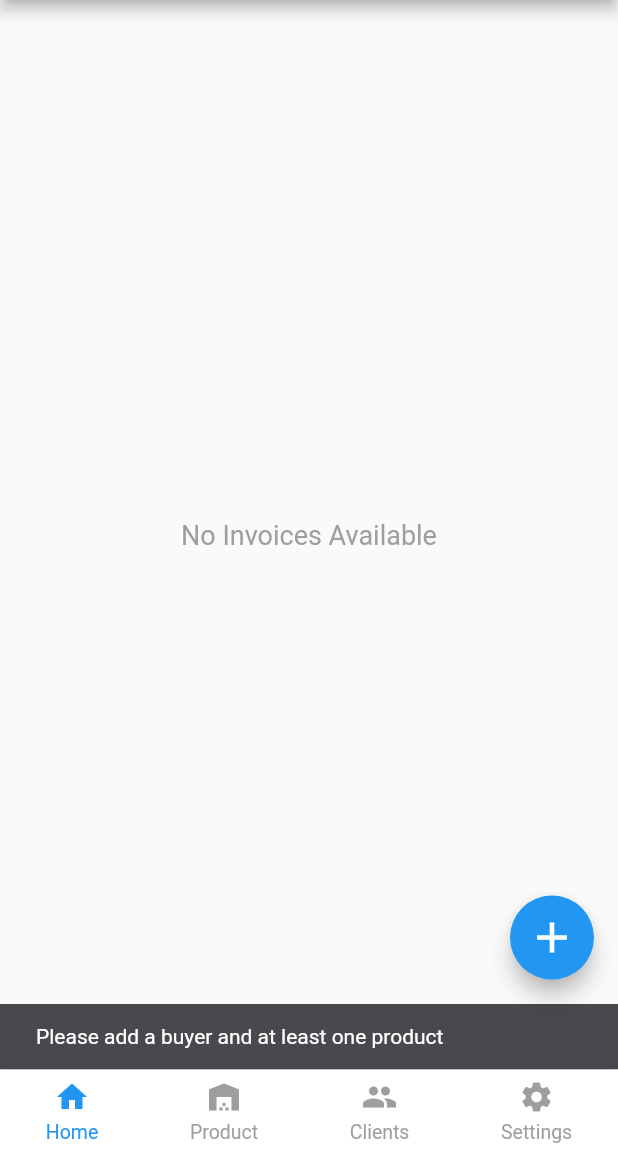
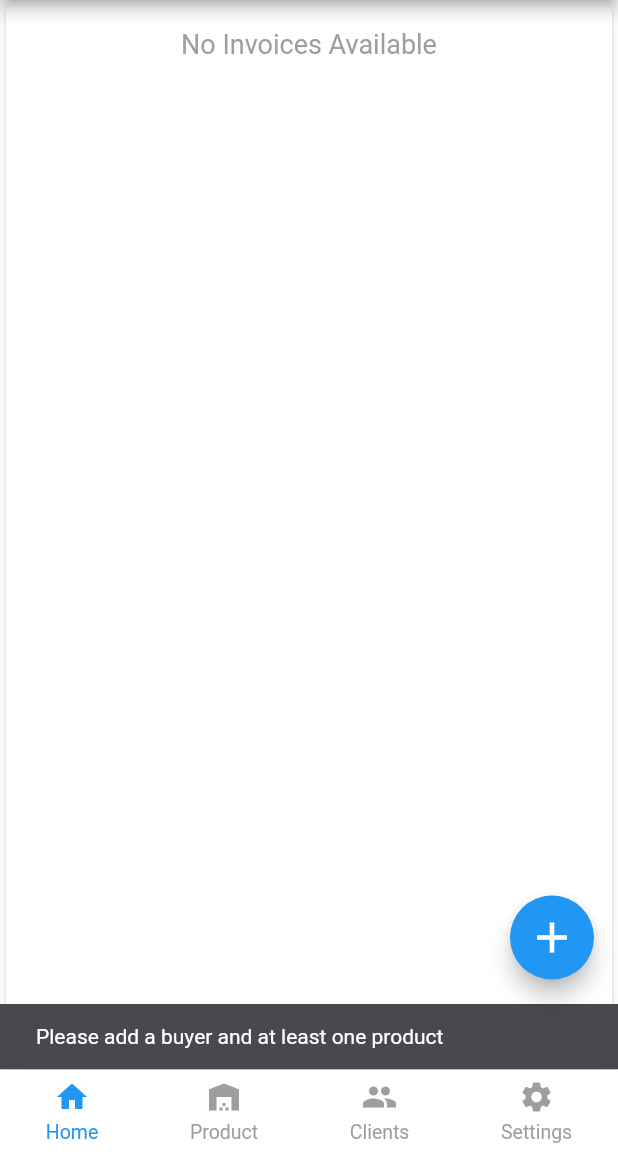
Before and after one commit to NEET2707/gst_invoice, a Flutter app: the Invoice screen opened directly, after a tap on "SAVE", on a phone screen of 412 x 824 dp, the part 84-1236 px from its top. Run offline on Flutter 3.47's test engine with Material 3 defaults, Android fonts, the phone set to English and light mode, and no system bars; our stand-ins replace csv, dropdown_search, file_picker, fluttertoast, font_awesome_flutter, image_picker and 6 more; missing offline and left inert: saf_stream, saf_util; accounts and stored records are empty.

Commit message:
last10/03

```diff
--- a/lib/ADD/add_client.dart
+++ b/lib/ADD/add_client.dart
@@ -140,7 +140,7 @@ class _AddClientState extends State<AddClient> {
         );
       }
 
-      Navigator.pop(context);
+      Navigator.pop(context, true);
     } catch (e) {
       print("Error saving client: $e");
       ScaffoldMessenger.of(context).showSnackBar(
--- a/lib/ADD/invoice.dart
+++ b/lib/ADD/invoice.dart
@@ -351,6 +351,7 @@ class _InvoiceState extends State<Invoice> {
                 int updatedQty = int.tryParse(qtyController.text) ?? 1;
 
                 setState(() {
+                  selectedProducts[index] = Map<String, dynamic>.from(selectedProducts[index]);
                   selectedProducts[index]['qty'] = updatedQty;
                 });
 
@@ -689,9 +690,9 @@ class _InvoiceState extends State<Invoice> {
             // if (selectedClient!['client_gstin'] != null)
             //   Text("GSTIN: ${selectedClient!['client_gstin']}"),
             if (selectedClient!['client_state'] != null)
-              Text("State: ${selectedClient!['client_state']}"),
+              Text("${selectedClient!['client_state']}"),
             if (selectedClient!['client_contact'] != null)
-              Text("Contact: ${selectedClient!['client_contact']}"),
+              Text("${selectedClient!['client_contact']}"),
           ],
         ),
         // trailing: PopupMenuButton<String>(
--- a/lib/DATABASE/database_helper.dart
+++ b/lib/DATABASE/database_helper.dart
@@ -348,7 +348,6 @@ class DatabaseHelper {
     }
   }
 
-
   Future<String?> picksafdirectory() async {
   final _safUtil = SafUtil();
   String? selectedDirectory = await _safUtil.openDirectory();
@@ -380,8 +379,8 @@ class DatabaseHelper {
         }
       }
       String csv = const ListToCsvConverter().convert(csvData);
-  Uint8List unitdata = Uint8List.fromList(csv.codeUnits);
-   await _safStreamPlugin.writeFileBytes(selectedDirectory??"", "fxdfhjh.csv", "text/csv", unitdata);
+      Uint8List unitdata = Uint8List.fromList(csv.codeUnits);
+      await _safStreamPlugin.writeFileBytes(selectedDirectory??"", "fxdfhjh.csv", "text/csv", unitdata);
 
 
       print("✅ Exported Success");
--- a/lib/gst_invoice.dart
+++ b/lib/gst_invoice.dart
@@ -128,7 +128,16 @@ class _GstInvoiceState extends State<GstInvoice>{
         onRefresh: loadInvoices,
         child: _isLoading  // ✅ Show loader if data is fetching
             ? Center(child: CircularProgressIndicator())
-            : buildInvoiceList(),
+            : Card(
+              child: Column(
+                children: [
+                  SizedBox(height: 15,),
+                  buildInvoiceList(),
+                  SizedBox(height: 50,),
+
+                ],
+              ),
+            ),
       )
           : RefreshIndicator(onRefresh: () async { loadInvoices(); },
           child: _pages[_selectedIndex]),
@@ -193,8 +202,10 @@ class _GstInvoiceState extends State<GstInvoice>{
         style: TextStyle(fontSize: 18, color: Colors.grey),
       ),
     )
-        : Card(
-          child: ListView.builder(
+        : ListView.separated(
+      shrinkWrap: true,
+               physics: NeverScrollableScrollPhysics(),
+              separatorBuilder: (context, index) =>  Divider(color: Colors.grey.shade300, thickness: 1),
               itemCount: filteredInvoices.length,
               itemBuilder: (context, index) {
         final invoice = filteredInvoices[index];
@@ -216,11 +227,11 @@ class _GstInvoiceState extends State<GstInvoice>{
                 );
               },
               child: Container(
-                  margin: EdgeInsets.symmetric(horizontal: 10, vertical: 2),
-                  padding: const EdgeInsets.all(8.0),
+                margin: EdgeInsets.symmetric(horizontal: 5, vertical: 2),
+                padding: const EdgeInsets.all(2.0),
                 decoration: BoxDecoration(
                   borderRadius: BorderRadius.circular(10),
-                    color: Colors.white,
+                  // color: Colors.white,
                 ),
                 child: Row(
                   crossAxisAlignment: CrossAxisAlignment.start,
@@ -302,14 +313,10 @@ class _GstInvoiceState extends State<GstInvoice>{
                 ),
               ),
             ),
-              Padding(
-                padding: const EdgeInsets.symmetric(horizontal: 10),
-                child: Divider(color: Colors.grey.shade300, thickness: 1),
-              ),
+
           ],
         );
               },
-              ),
             );
   }
 }
```
Also changed, not shown: lib/ADD/select_client.dart (+11 -7 lines), lib/ADD/select_product.dart (+13 -5 lines). Lines whose indentation alone changed are shown as unchanged.
